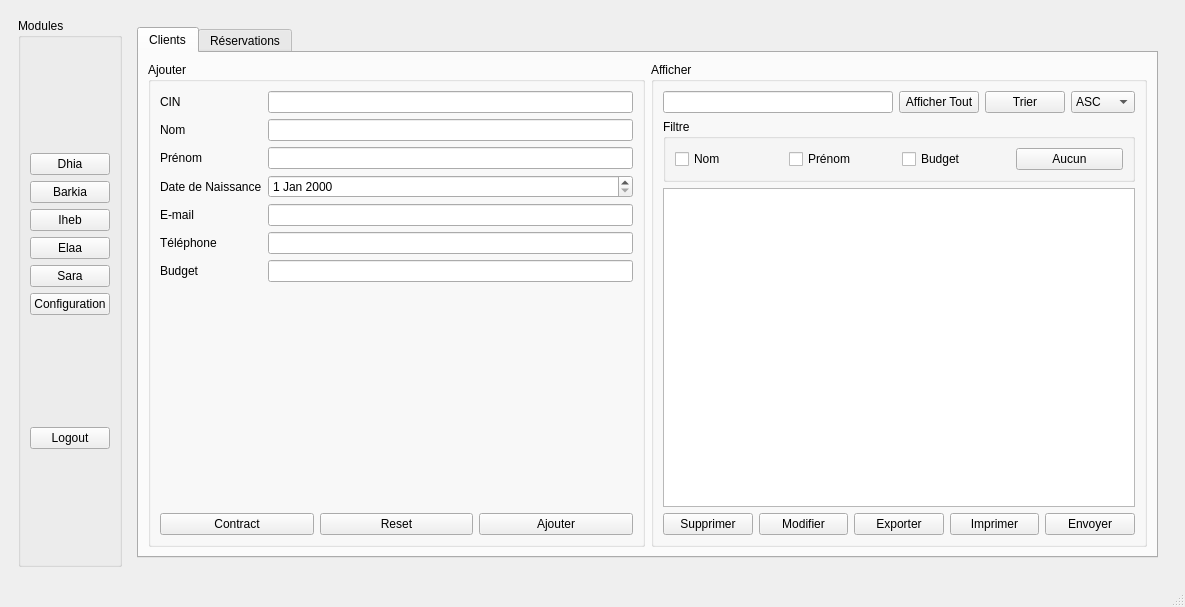
This is INTEGRATION/mainwindow.ui in dhiaabdelli1/Wedding_planner_2A1 as Qt 5 draws it before an edit. The edited form follows.
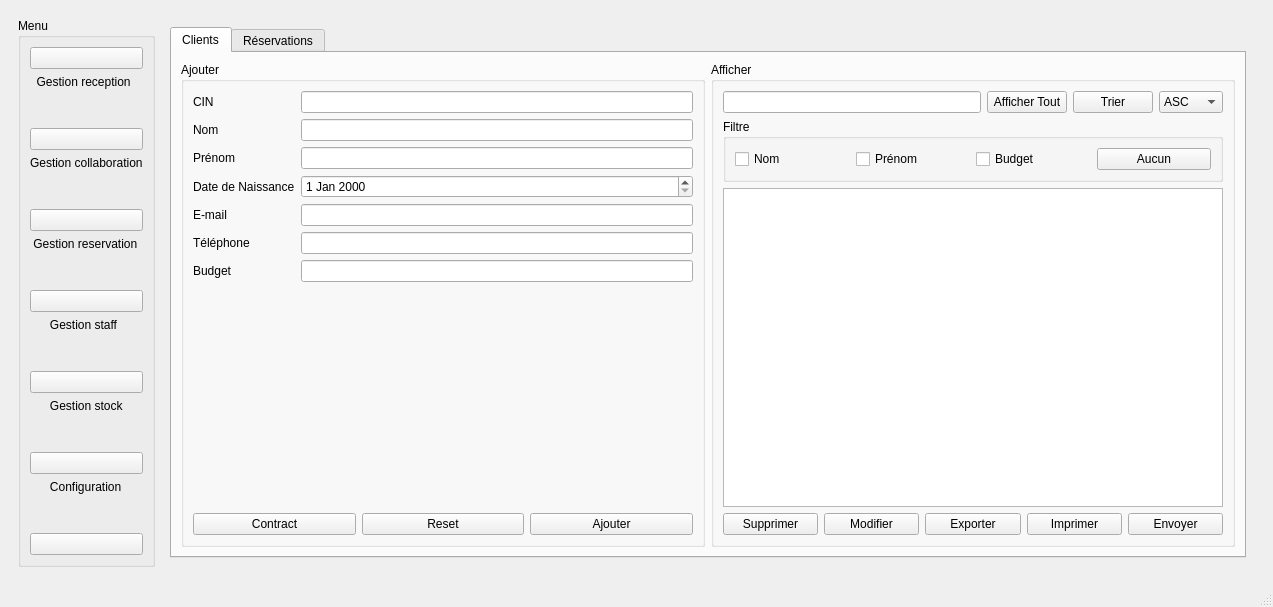
This is the edited form. The open tabs and pages were chosen to show the change. Icons and pictures are not drawn.

Diff of the .ui file:
```diff
--- a/INTEGRATION/mainwindow.ui
+++ b/INTEGRATION/mainwindow.ui
@@ -17,6 +17,15 @@
    <iconset resource="res.qrc">
     <normaloff>:/myappico.png</normaloff>:/myappico.png</iconset>
   </property>
+  <property name="styleSheet">
+   <string notr="true">background-image: url(:/bg1/bg.jpg);</string>
+  </property>
+  <property name="toolButtonStyle">
+   <enum>Qt::ToolButtonIconOnly</enum>
+  </property>
+  <property name="tabShape">
+   <enum>QTabWidget::Rounded</enum>
+  </property>
   <widget class="QWidget" name="centralwidget">
    <layout class="QHBoxLayout" name="horizontalLayout_2">
     <item>
@@ -63,12 +72,59 @@
                   </layout>
                  </item>
                  <item>
-                  <widget class="QPushButton" name="login_button">
+                  <layout class="QHBoxLayout" name="horizontalLayout_133">
+                   <item>
+                    <spacer name="horizontalSpacer_8">
+                     <property name="orientation">
+                      <enum>Qt::Horizontal</enum>
+                     </property>
+                     <property name="sizeHint" stdset="0">
+                      <size>
+                       <width>40</width>
+                       <height>20</height>
+                      </size>
+                     </property>
+                    </spacer>
+                   </item>
+                   <item>
+                    <widget class="QPushButton" name="login_button">
+                     <property name="text">
+                      <string/>
+                     </property>
+                     <property name="icon">
+                      <iconset resource="ilogin.qrc">
+                       <normaloff>:/ilogin/ilogin.png</normaloff>:/ilogin/ilogin.png</iconset>
+                     </property>
+                     <property name="iconSize">
+                      <size>
+                       <width>50</width>
+                       <height>30</height>
+                      </size>
+                     </property>
+                    </widget>
+                   </item>
+                  </layout>
+                 </item>
+                 <item>
+                  <widget class="QLabel" name="label_53">
                    <property name="text">
-                    <string>Login</string>
+                    <string>                                                                                                                                                                        Login</string>
                    </property>
                   </widget>
                  </item>
+                 <item>
+                  <spacer name="verticalSpacer_28">
+                   <property name="orientation">
+                    <enum>Qt::Vertical</enum>
+                   </property>
+                   <property name="sizeHint" stdset="0">
+                    <size>
+                     <width>20</width>
+                     <height>40</height>
+                    </size>
+                   </property>
+                  </spacer>
+                 </item>
                 </layout>
                </item>
               </layout>
@@ -107,12 +163,59 @@
                   </layout>
                  </item>
                  <item>
-                  <widget class="QPushButton" name="signup_button">
+                  <layout class="QHBoxLayout" name="horizontalLayout_149">
+                   <item>
+                    <spacer name="horizontalSpacer_6">
+                     <property name="orientation">
+                      <enum>Qt::Horizontal</enum>
+                     </property>
+                     <property name="sizeHint" stdset="0">
+                      <size>
+                       <width>40</width>
+                       <height>20</height>
+                      </size>
+                     </property>
+                    </spacer>
+                   </item>
+                   <item>
+                    <widget class="QPushButton" name="signup_button">
+                     <property name="text">
+                      <string/>
+                     </property>
+                     <property name="icon">
+                      <iconset resource="isignin.qrc">
+                       <normaloff>:/isignin/isignin.png</normaloff>:/isignin/isignin.png</iconset>
+                     </property>
+                     <property name="iconSize">
+                      <size>
+                       <width>50</width>
+                       <height>30</height>
+                      </size>
+                     </property>
+                    </widget>
+                   </item>
+                  </layout>
+                 </item>
+                 <item>
+                  <widget class="QLabel" name="label_54">
                    <property name="text">
-                    <string>Sign-up</string>
+                    <string>                                                                                                                                                                      Sign-up</string>
                    </property>
                   </widget>
                  </item>
+                 <item>
+                  <spacer name="verticalSpacer_27">
+                   <property name="orientation">
+                    <enum>Qt::Vertical</enum>
+                   </property>
+                   <property name="sizeHint" stdset="0">
+                    <size>
+                     <width>20</width>
+                     <height>40</height>
+                    </size>
+                   </property>
+                  </spacer>
+                 </item>
                 </layout>
                </item>
               </layout>
@@ -129,7 +232,7 @@
             <item>
              <widget class="QGroupBox" name="groupBox_3">
               <property name="title">
-               <string>Modules</string>
+               <string>Menu</string>
               </property>
               <layout class="QVBoxLayout" name="verticalLayout_6">
                <item>
@@ -137,51 +240,260 @@
                  <item>
                   <widget class="QPushButton" name="Dhia">
                    <property name="text">
-                    <string>Dhia</string>
+                    <string/>
                    </property>
+                   <property name="icon">
+                    <iconset resource="ireception.qrc">
+                     <normaloff>:/ireception/ireception.png</normaloff>:/ireception/ireception.png</iconset>
+                   </property>
+                   <property name="iconSize">
+                    <size>
+                     <width>50</width>
+                     <height>30</height>
+                    </size>
+                   </property>
                   </widget>
                  </item>
+                 <item>
+                  <widget class="QLabel" name="label_33">
+                   <property name="text">
+                    <string>  Gestion reception</string>
+                   </property>
+                  </widget>
+                 </item>
+                 <item>
+                  <spacer name="verticalSpacer_17">
+                   <property name="orientation">
+                    <enum>Qt::Vertical</enum>
+                   </property>
+                   <property name="sizeHint" stdset="0">
+                    <size>
+                     <width>20</width>
+                     <height>40</height>
+                    </size>
+                   </property>
+                  </spacer>
+                 </item>
                  <item>
                   <widget class="QPushButton" name="Iheb">
+                   <property name="minimumSize">
+                    <size>
+                     <width>0</width>
+                     <height>0</height>
+                    </size>
+                   </property>
                    <property name="text">
-                    <string>Barkia</string>
+                    <string/>
                    </property>
+                   <property name="icon">
+                    <iconset resource="icolab.qrc">
+                     <normaloff>:/icolab/icolab.png</normaloff>:/icolab/icolab.png</iconset>
+                   </property>
+                   <property name="iconSize">
+                    <size>
+                     <width>50</width>
+                     <height>30</height>
+                    </size>
+                   </property>
                   </widget>
                  </item>
+                 <item>
+                  <widget class="QLabel" name="label_34">
+                   <property name="text">
+                    <string>Gestion collaboration</string>
+                   </property>
+                  </widget>
+                 </item>
+                 <item>
+                  <spacer name="verticalSpacer_21">
+                   <property name="orientation">
+                    <enum>Qt::Vertical</enum>
+                   </property>
+                   <property name="sizeHint" stdset="0">
+                    <size>
+                     <width>20</width>
+                     <height>40</height>
+                    </size>
+                   </property>
+                  </spacer>
+                 </item>
                  <item>
                   <widget class="QPushButton" name="Barkia">
                    <property name="text">
-                    <string>Iheb</string>
+                    <string/>
                    </property>
+                   <property name="icon">
+                    <iconset resource="ireservation.qrc">
+                     <normaloff>:/ireservation/ireservation.png</normaloff>:/ireservation/ireservation.png</iconset>
+                   </property>
+                   <property name="iconSize">
+                    <size>
+                     <width>50</width>
+                     <height>30</height>
+                    </size>
+                   </property>
                   </widget>
                  </item>
+                 <item>
+                  <widget class="QLabel" name="label_35">
+                   <property name="text">
+                    <string> Gestion reservation</string>
+                   </property>
+                  </widget>
+                 </item>
+                 <item>
+                  <spacer name="verticalSpacer_22">
+                   <property name="orientation">
+                    <enum>Qt::Vertical</enum>
+                   </property>
+                   <property name="sizeHint" stdset="0">
+                    <size>
+                     <width>20</width>
+                     <height>40</height>
+                    </size>
+                   </property>
+                  </spacer>
+                 </item>
                  <item>
                   <widget class="QPushButton" name="Elaa">
                    <property name="text">
-                    <string>Elaa</string>
+                    <string/>
                    </property>
+                   <property name="icon">
+                    <iconset resource="istaff.qrc">
+                     <normaloff>:/istaff/istaff.png</normaloff>:/istaff/istaff.png</iconset>
+                   </property>
+                   <property name="iconSize">
+                    <size>
+                     <width>50</width>
+                     <height>30</height>
+                    </size>
+                   </property>
                   </widget>
                  </item>
+                 <item>
+                  <widget class="QLabel" name="label_36">
+                   <property name="text">
+                    <string>      Gestion staff</string>
+                   </property>
+                  </widget>
+                 </item>
+                 <item>
+                  <spacer name="verticalSpacer_23">
+                   <property name="orientation">
+                    <enum>Qt::Vertical</enum>
+                   </property>
+                   <property name="sizeHint" stdset="0">
+                    <size>
+                     <width>20</width>
+                     <height>40</height>
+                    </size>
+                   </property>
+                  </spacer>
+                 </item>
                  <item>
                   <widget class="QPushButton" name="Sara">
                    <property name="text">
-                    <string>Sara</string>
+                    <string/>
                    </property>
+                   <property name="icon">
+                    <iconset resource="istock.qrc">
+                     <normaloff>:/istock/istock.png</normaloff>:/istock/istock.png</iconset>
+                   </property>
+                   <property name="iconSize">
+                    <size>
+                     <width>50</width>
+                     <height>30</height>
+                    </size>
+                   </property>
                   </widget>
                  </item>
+                 <item>
+                  <widget class="QLabel" name="label_37">
+                   <property name="text">
+                    <string>      Gestion stock</string>
+                   </property>
+                  </widget>
+                 </item>
+                 <item>
+                  <spacer name="verticalSpacer_24">
+                   <property name="orientation">
+                    <enum>Qt::Vertical</enum>
+                   </property>
+                   <property name="sizeHint" stdset="0">
+                    <size>
+                     <width>20</width>
+                     <height>40</height>
+                    </size>
+                   </property>
+                  </spacer>
+                 </item>
                  <item>
                   <widget class="QPushButton" name="configuration">
                    <property name="text">
-                    <string>Configuration</string>
+                    <string/>
                    </property>
+                   <property name="icon">
+                    <iconset resource="iconfiguration.qrc">
+                     <normaloff>:/iconfiguration/iconfiguration.png</normaloff>:/iconfiguration/iconfiguration.png</iconset>
+                   </property>
+                   <property name="iconSize">
+                    <size>
+                     <width>50</width>
+                     <height>30</height>
+                    </size>
+                   </property>
                   </widget>
                  </item>
+                 <item>
+                  <widget class="QLabel" name="label_52">
+                   <property name="text">
+                    <string>      Configuration</string>
+                   </property>
+                  </widget>
+                 </item>
+                 <item>
+                  <spacer name="verticalSpacer_25">
+                   <property name="orientation">
+                    <enum>Qt::Vertical</enum>
+                   </property>
+                   <property name="sizeHint" stdset="0">
+                    <size>
+                     <width>20</width>
+                     <height>40</height>
+                    </size>
+                   </property>
+                  </spacer>
+                 </item>
                 </layout>
                </item>
+               <item>
+                <spacer name="verticalSpacer_26">
+                 <property name="orientation">
+                  <enum>Qt::Vertical</enum>
+                 </property>
+                 <property name="sizeHint" stdset="0">
+                  <size>
+                   <width>20</width>
+                   <height>40</height>
+                  </size>
+                 </property>
+                </spacer>
+               </item>
                <item>
                 <widget class="QPushButton" name="logout_button">
                  <property name="text">
-                  <string>Logout</string>
+                  <string/>
+                 </property>
+                 <property name="icon">
+                  <iconset resource="ilog.qrc">
+                   <normaloff>:/ilog/ilog.png</normaloff>:/ilog/ilog.png</iconset>
+                 </property>
+                 <property name="iconSize">
+                  <size>
+                   <width>50</width>
+                   <height>30</height>
+                  </size>
                  </property>
                 </widget>
                </item>
@@ -817,7 +1129,7 @@
                 <item>
                  <widget class="QTabWidget" name="tabWidget_CS">
                   <property name="currentIndex">
-                   <number>1</number>
+                   <number>0</number>
                   </property>
                   <widget class="QWidget" name="tab_C">
                    <attribute name="title">
@@ -1537,8 +1849,8 @@
                </layout>
               </widget>
               <widget class="QWidget" name="page_5">
-               <layout class="QHBoxLayout" name="horizontalLayout_9">
-                <item>
+               <layout class="QGridLayout" name="gridLayout">
+                <item row="0" column="0">
                  <widget class="QTabWidget" name="tabWidget_2">
                   <property name="currentIndex">
                    <number>0</number>
```
Left out of the diff: 9 changed lines with no effect on the pictures.
